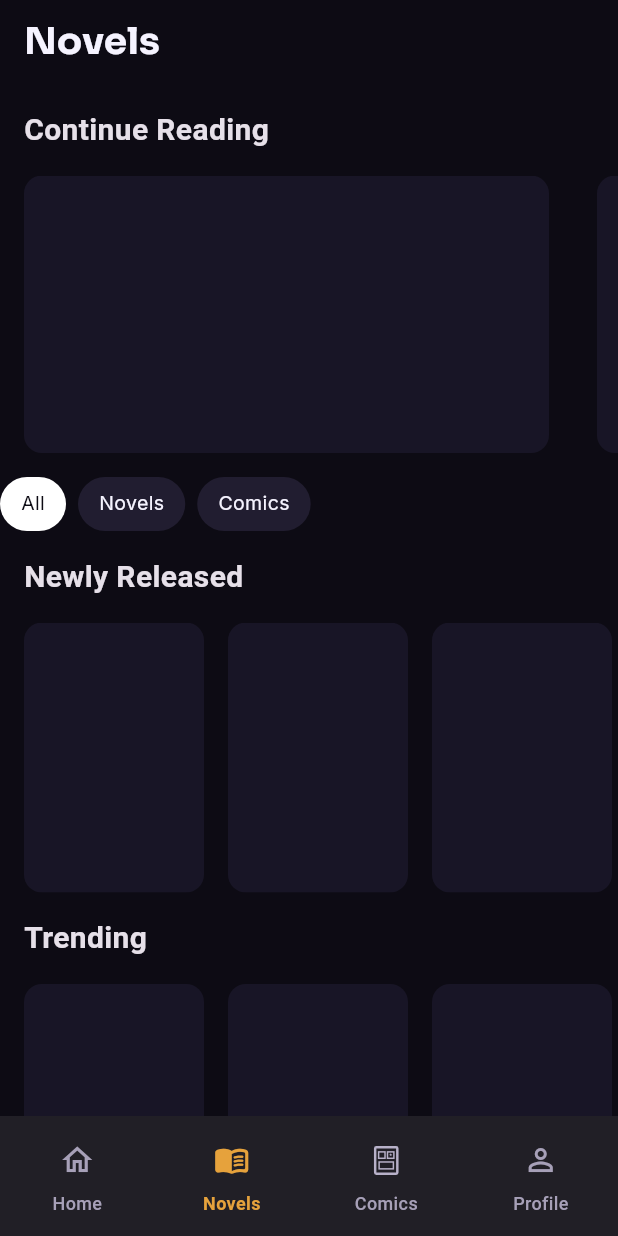
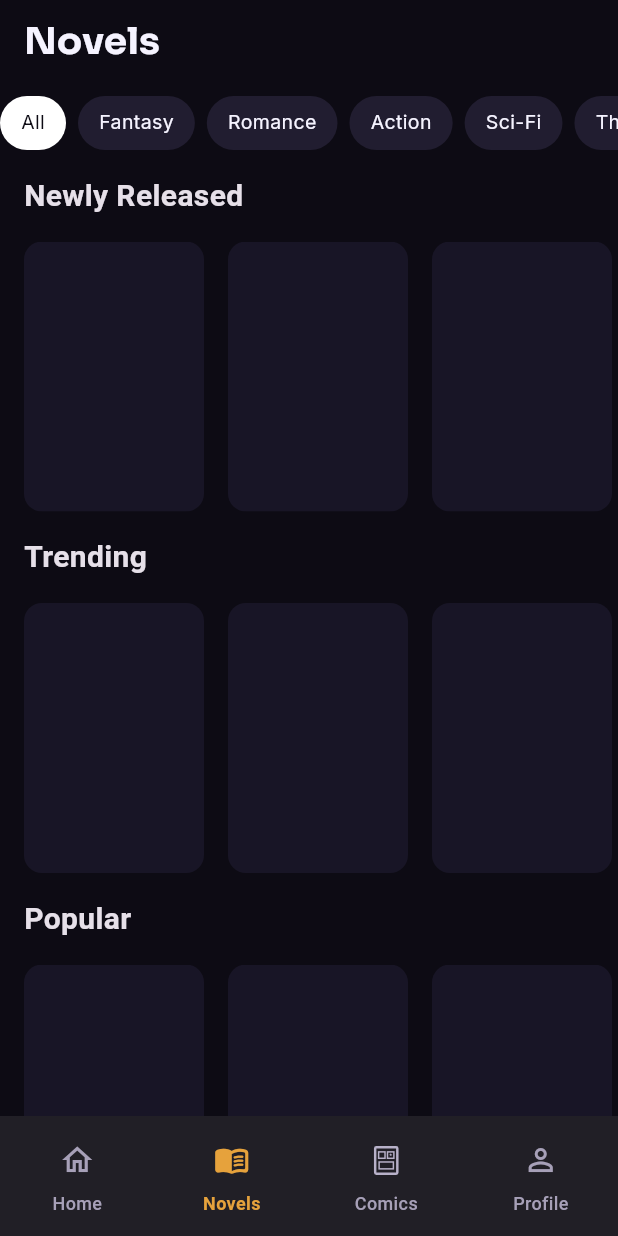
Before and after one commit to vizhixteam/vizhix, a Flutter app: the screen it shows after launch, item 2 of the bottom bar chosen, on a phone screen of 412 x 824 dp. Run offline on Flutter 3.47's test engine with Material 3 defaults, Android fonts, the phone set to English and light mode, and no system bars; our stand-ins replace flutter_svg.

Commit message:
Novels screen and Comics screen Completed

```diff
--- a/lib/screens/novels_screen.dart
+++ b/lib/screens/novels_screen.dart
@@ -16,38 +16,20 @@ class NovelsScreen extends StatelessWidget {
       body: ListView(
         children: [
           // Continue reading
-          const Padding(
-            padding: EdgeInsets.all(16),
-            child: Text(
-              'Continue Reading',
-              style: TextStyle(fontSize: 20, fontWeight: FontWeight.bold),
-            ),
-          ),
+
           SizedBox(
-            height: 201,
-            child: ListView.builder(
-              scrollDirection: Axis.horizontal,
-              itemCount: 2,
-              itemBuilder: (context, index) => Padding(
-                padding: const EdgeInsets.fromLTRB(16, 0, 16, 16),
-                child: ClipRRect(
-                  borderRadius: BorderRadius.circular(12),
-                  child: Container(
-                    width: 350,
-                    color: AppColors.surface, //Placeholder color for the item
-                  ),
-                ),
-              ),
-            ),
-          ),
-          SizedBox(
-            height: 36,
+            height: 44,
             child: ListView(
               scrollDirection: Axis.horizontal,
+              padding: const EdgeInsets.only(top: 8),
               children: [
                 _categoryButton('All', true),
-                _categoryButton('Novels', false),
-                _categoryButton('Comics', false),
+                _categoryButton('Fantasy', false),
+                _categoryButton('Romance', false),
+                _categoryButton('Action', false),
+                _categoryButton('Sci-Fi', false),
+                _categoryButton('Thriller', false),
+                _categoryButton('Horror', false),
               ],
             ),
           ),
```
Also changed, not shown: lib/screens/comics_screen.dart (+5 -27 lines).
